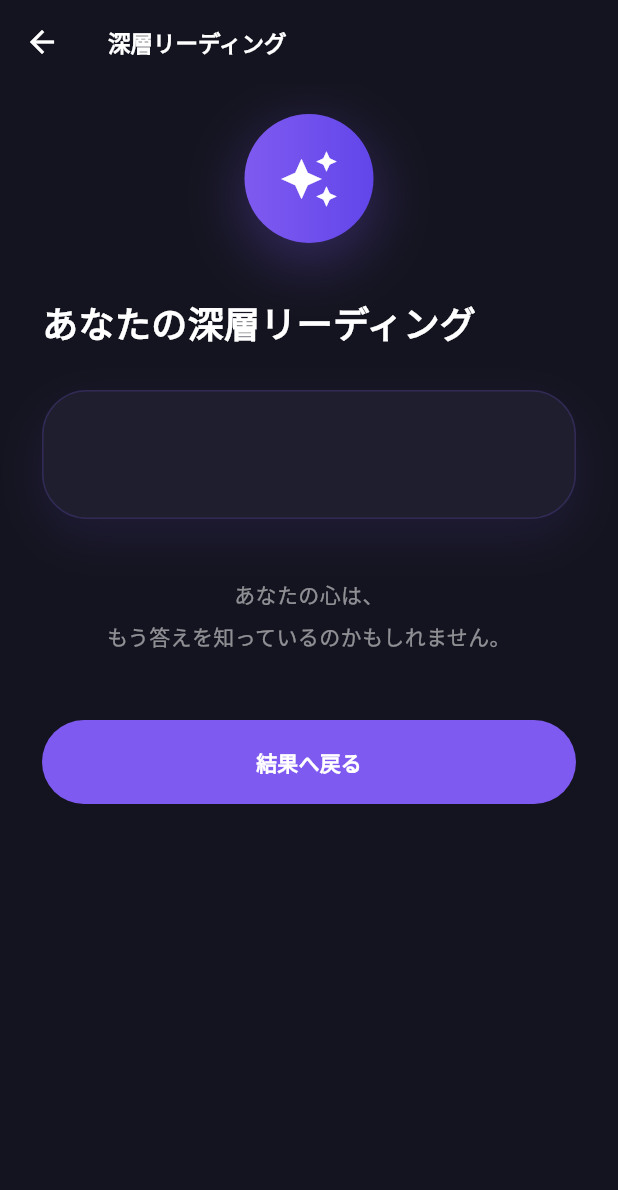
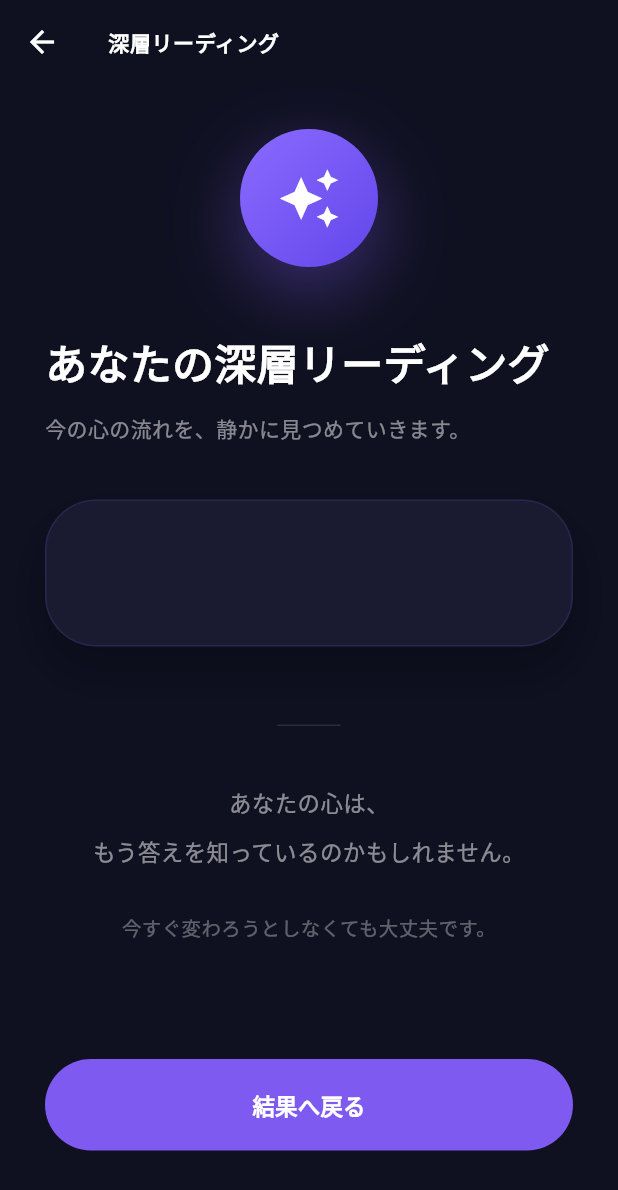
Before and after one commit to MyAsh2025/honne_fortune, a Flutter app: the DeepReadingPage screen opened directly with empty values, on a phone screen of 412 x 824 dp. Shown: the top 1190 px of the screen. Run offline on Flutter 3.47's test engine with Material 3 defaults, Android fonts, the phone set to English and light mode, and no system bars; our stand-ins replace easy_localization.

Commit message:
Polish v33 deep reading responsive UI

```diff
--- a/lib/deep_reading_page.dart
+++ b/lib/deep_reading_page.dart
@@ -10,78 +10,109 @@ class DeepReadingPage extends StatelessWidget {
 
   @override
   Widget build(BuildContext context) {
+    final width = MediaQuery.of(context).size.width;
+    final contentWidth = width > 900 ? 760.0 : double.infinity;
+
     return Scaffold(
-      backgroundColor: const Color(0xFF141420),
+      backgroundColor: const Color(0xFF0F1020),
       appBar: AppBar(
-        backgroundColor: const Color(0xFF141420),
+        backgroundColor: Colors.transparent,
         elevation: 0,
         foregroundColor: Colors.white,
         title: const Text(
           '深層リーディング',
           style: TextStyle(
-            fontSize: 15,
+            fontSize: 14,
             fontWeight: FontWeight.w700,
+            letterSpacing: 0.4,
           ),
         ),
       ),
       body: SafeArea(
+        child: Center(
+          child: ConstrainedBox(
+            constraints: BoxConstraints(
+              maxWidth: contentWidth,
+            ),
             child: SingleChildScrollView(
-          padding: const EdgeInsets.fromLTRB(28, 20, 28, 48),
+              physics: const BouncingScrollPhysics(),
+              padding: const EdgeInsets.fromLTRB(30, 18, 30, 90),
               child: Column(
                 crossAxisAlignment: CrossAxisAlignment.start,
                 children: [
+                  const SizedBox(height: 12),
+
                   Center(
                     child: Container(
-                  width: 86,
-                  height: 86,
+                      width: 92,
+                      height: 92,
                       decoration: BoxDecoration(
                         shape: BoxShape.circle,
                         gradient: const LinearGradient(
+                          begin: Alignment.topLeft,
+                          end: Alignment.bottomRight,
                           colors: [
-                        Color(0xFF7F5AF0),
+                            Color(0xFF8B6BFF),
                             Color(0xFF6246EA),
                           ],
                         ),
                         boxShadow: [
                           BoxShadow(
-                        color: const Color(0xFF7F5AF0).withOpacity(0.32),
-                        blurRadius: 34,
-                        offset: const Offset(0, 12),
+                            color: const Color(0xFF7F5AF0).withOpacity(0.36),
+                            blurRadius: 40,
+                            spreadRadius: 2,
+                            offset: const Offset(0, 16),
                           ),
                         ],
                       ),
                       child: const Icon(
                         Icons.auto_awesome,
                         color: Colors.white,
-                    size: 40,
+                        size: 42,
                       ),
                     ),
                   ),
-              const SizedBox(height: 34),
+
+                  const SizedBox(height: 42),
+
                   const Text(
                     'あなたの深層リーディング',
                     style: TextStyle(
-                  fontSize: 24,
-                  fontWeight: FontWeight.bold,
-                  height: 1.6,
+                      fontSize: 28,
+                      fontWeight: FontWeight.w800,
+                      height: 1.5,
                       color: Colors.white,
+                      letterSpacing: 0.2,
                     ),
                   ),
-              const SizedBox(height: 26),
+
+                  const SizedBox(height: 10),
+
+                  Text(
+                    '今の心の流れを、静かに見つめていきます。',
+                    style: TextStyle(
+                      fontSize: 14,
+                      height: 1.9,
+                      color: Colors.white.withOpacity(0.50),
+                    ),
+                  ),
+
+                  const SizedBox(height: 34),
+
                   Container(
                     width: double.infinity,
-                padding: const EdgeInsets.fromLTRB(24, 24, 24, 28),
+                    padding: const EdgeInsets.fromLTRB(26, 28, 26, 34),
                     decoration: BoxDecoration(
-                  color: const Color(0xFF1E1E2E),
-                  borderRadius: BorderRadius.circular(30),
+                      color: const Color(0xFF1A1B31),
+                      borderRadius: BorderRadius.circular(34),
                       border: Border.all(
-                    color: const Color(0xFF7F5AF0).withOpacity(0.20),
+                        color: const Color(0xFF7F5AF0).withOpacity(0.16),
                       ),
                       boxShadow: [
                         BoxShadow(
-                      color: const Color(0xFF7F5AF0).withOpacity(0.10),
-                      blurRadius: 28,
-                      offset: const Offset(0, 12),
+                          color: Colors.black.withOpacity(0.22),
+                          blurRadius: 24,
+                          offset: const Offset(0, 16),
                         ),
                       ],
                     ),
@@ -89,25 +120,53 @@ class DeepReadingPage extends StatelessWidget {
                       deepText,
                       style: const TextStyle(
                         fontSize: 16,
-                    height: 2.0,
+                        height: 2.15,
                         color: Colors.white,
                         fontWeight: FontWeight.w500,
                       ),
                     ),
                   ),
-              const SizedBox(height: 36),
+
+                  const SizedBox(height: 52),
+
+                  Center(
+                    child: Container(
+                      width: 42,
+                      height: 1,
+                      color: Colors.white12,
+                    ),
+                  ),
+
+                  const SizedBox(height: 34),
+
                   Center(
                     child: Text(
                       'あなたの心は、\nもう答えを知っているのかもしれません。',
                       textAlign: TextAlign.center,
                       style: TextStyle(
-                    fontSize: 14,
-                    height: 2.0,
+                        fontSize: 15,
+                        height: 2.2,
                         color: Colors.white.withOpacity(0.52),
                       ),
                     ),
                   ),
-              const SizedBox(height: 42),
+
+                  const SizedBox(height: 22),
+
+                  Center(
+                    child: Text(
+                      '今すぐ変わろうとしなくても大丈夫です。',
+                      textAlign: TextAlign.center,
+                      style: TextStyle(
+                        fontSize: 13,
+                        height: 2,
+                        color: Colors.white.withOpacity(0.34),
+                      ),
+                    ),
+                  ),
+
+                  const SizedBox(height: 74),
+
                   SizedBox(
                     width: double.infinity,
                     child: FilledButton(
@@ -117,15 +176,17 @@ class DeepReadingPage extends StatelessWidget {
                       style: FilledButton.styleFrom(
                         backgroundColor: const Color(0xFF7F5AF0),
                         foregroundColor: Colors.white,
-                    padding: const EdgeInsets.symmetric(vertical: 18),
+                        elevation: 0,
+                        padding: const EdgeInsets.symmetric(vertical: 20),
                         shape: RoundedRectangleBorder(
-                      borderRadius: BorderRadius.circular(30),
+                          borderRadius: BorderRadius.circular(36),
                         ),
                       ),
                       child: const Text(
                         '結果へ戻る',
                         style: TextStyle(
-                      fontWeight: FontWeight.bold,
+                          fontSize: 15,
+                          fontWeight: FontWeight.w700,
                         ),
                       ),
                     ),
@@ -134,6 +195,8 @@ class DeepReadingPage extends StatelessWidget {
               ),
             ),
           ),
+        ),
+      ),
     );
   }
 }
```
Lines whose indentation alone changed are shown as unchanged.
